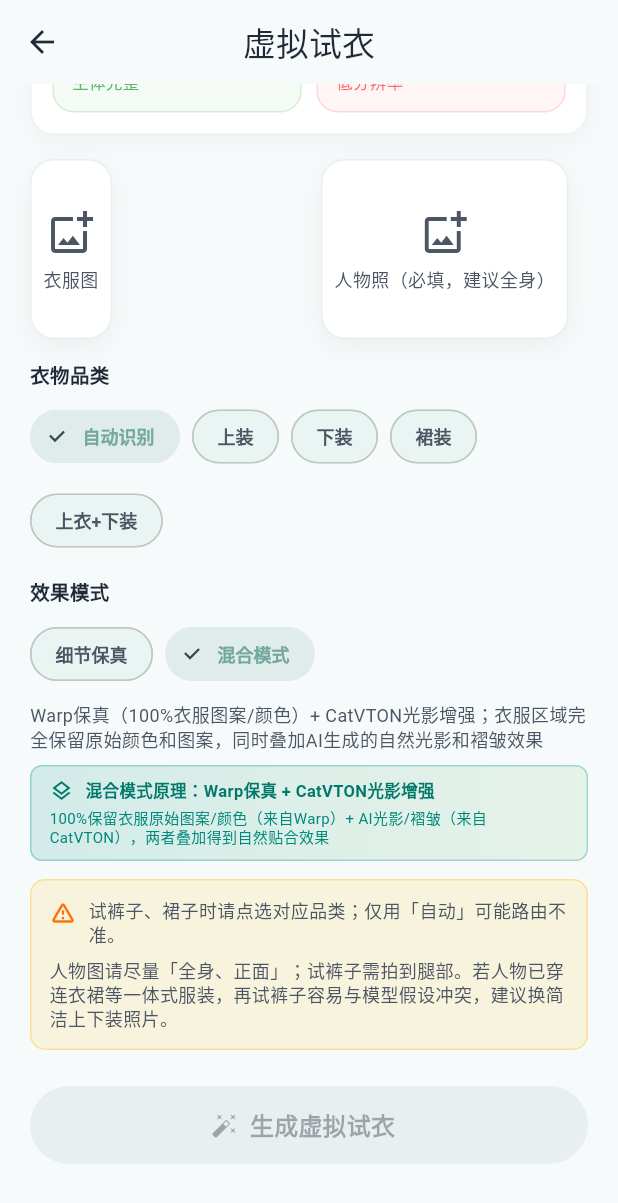
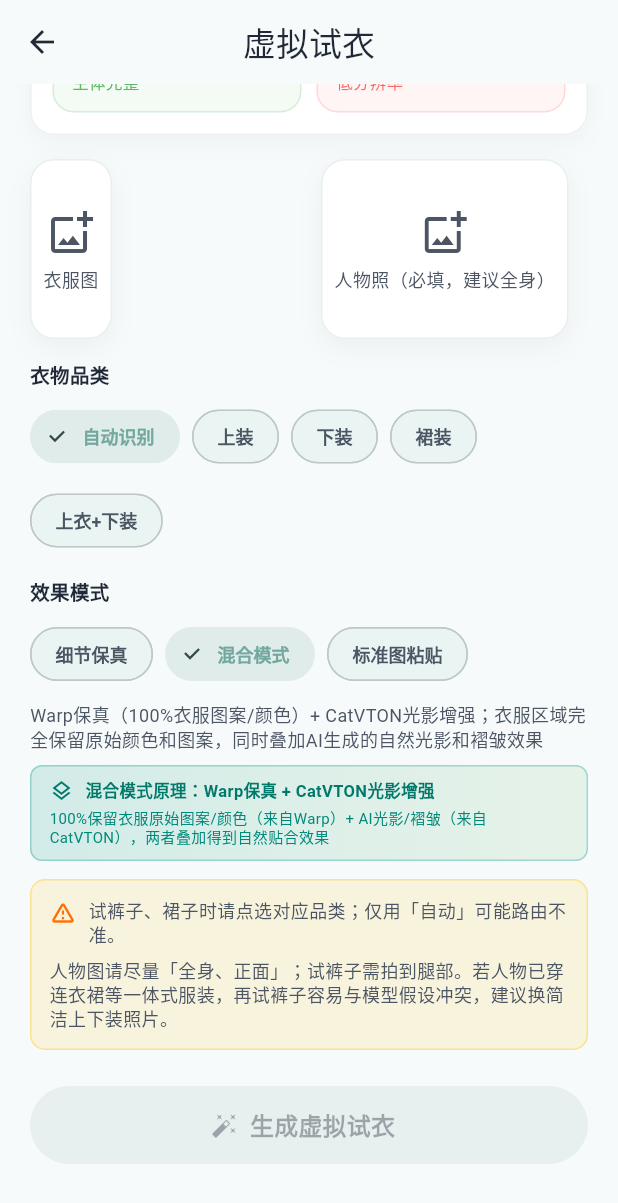
Before and after one commit to fyw276/basketball-kaggle-project, a Flutter app: the VirtualTryonScreen screen opened directly, scrolled down 422 dp, on a phone screen of 412 x 824 dp. Shown: the top 1203 px of the screen. Run offline on Flutter 3.47's test engine with Material 3 defaults, Android fonts, the phone set to English and light mode, and no system bars; our stand-ins replace geolocator, go_router, image_picker, shared_preferences; missing offline and left inert: city_pickers; accounts and stored records are empty.

Commit message:
feat(mobile): add paste mode option for white-bg standard garment photos
Co-authored-by: Cursor <cursoragent@cursor.com>

```diff
--- a/mobile/lib/features/analysis/screens/virtual_tryon_screen.dart
+++ b/mobile/lib/features/analysis/screens/virtual_tryon_screen.dart
@@ -23,6 +23,7 @@ enum _GarmentCategoryChoice {
 enum _TryOnQualityMode {
   professional, // CatVTON 深度学习 + 颜色保真（真实贴合，细节完整）
   hybrid, // Warp保真 + CatVTON光影增强（100%图案保留 + 自然贴合）
+  paste, // 白底标准图专用：自动旋转 + 身体比例缩放 + 几何贴合
 }
 
 extension _TryOnQualityModeApi on _TryOnQualityMode {
@@ -32,7 +33,9 @@ extension _TryOnQualityModeApi on _TryOnQualityMode {
       case _TryOnQualityMode.professional:
         return 'detail_fidelity';
       case _TryOnQualityMode.hybrid:
-        return 'stable_fast';
+        return 'hybrid';
+      case _TryOnQualityMode.paste:
+        return 'paste';
     }
   }
 
@@ -43,6 +46,8 @@ extension _TryOnQualityModeApi on _TryOnQualityMode {
         return 'professional';
       case _TryOnQualityMode.hybrid:
         return 'hybrid';
+      case _TryOnQualityMode.paste:
+        return 'paste';
     }
   }
 
@@ -52,6 +57,8 @@ extension _TryOnQualityModeApi on _TryOnQualityMode {
         return '细节保真';
       case _TryOnQualityMode.hybrid:
         return '混合模式';
+      case _TryOnQualityMode.paste:
+        return '标准图粘贴';
     }
   }
 
@@ -63,6 +70,9 @@ extension _TryOnQualityModeApi on _TryOnQualityMode {
       case _TryOnQualityMode.hybrid:
         return 'Warp保真（100%衣服图案/颜色）+ CatVTON光影增强；'
             '衣服区域完全保留原始颜色和图案，同时叠加AI生成的自然光影和褶皱效果';
+      case _TryOnQualityMode.paste:
+        return '白底标准图专用：自动旋转衣服方向 + 按身体比例缩放 + 几何贴合；'
+            '适合商品平铺白底图，无需AI深度学习，处理最快';
     }
   }
 }
@@ -1219,6 +1229,60 @@ class _VirtualTryonScreenState extends State<VirtualTryonScreen> {
               ),
             ],
 
+            // 标准图粘贴模式特别提示
+            if (_qualityMode == _TryOnQualityMode.paste) ...[
+              const SizedBox(height: 8),
+              Container(
+                padding:
+                    const EdgeInsets.symmetric(horizontal: 12, vertical: 8),
+                decoration: BoxDecoration(
+                  gradient: LinearGradient(
+                    colors: [
+                      Colors.orange.withValues(alpha: 0.15),
+                      Colors.amber.withValues(alpha: 0.10),
+                    ],
+                  ),
+                  borderRadius: BorderRadius.circular(8),
+                  border: Border.all(
+                    color: Colors.orange.withValues(alpha: 0.3),
+                  ),
+                ),
+                child: Column(
+                  crossAxisAlignment: CrossAxisAlignment.start,
+                  children: [
+                    Row(
+                      children: [
+                        Icon(Icons.content_paste,
+                            size: 16, color: Colors.orange.shade700),
+                        const SizedBox(width: 8),
+                        Expanded(
+                          child: Text(
+                            '标准图粘贴模式原理：自动旋转 + 身体比例缩放 + 几何贴合',
+                            style: TextStyle(
+                              fontSize: 11,
+                              color: Colors.orange.shade700,
+                              height: 1.3,
+                              fontWeight: FontWeight.w600,
+                            ),
+                          ),
+                        ),
+                      ],
+                    ),
+                    const SizedBox(height: 4),
+                    Text(
+                      '自动检测平铺图的拍摄方向并旋转，按人物肩宽等比缩放后贴合，'
+                      '跳过AI深度学习，处理最快',
+                      style: TextStyle(
+                        fontSize: 10,
+                        color: Colors.orange.shade600,
+                        height: 1.2,
+                      ),
+                    ),
+                  ],
+                ),
+              ),
+            ],
+
             const SizedBox(height: 12),
             Container(
               width: double.infinity,
```
